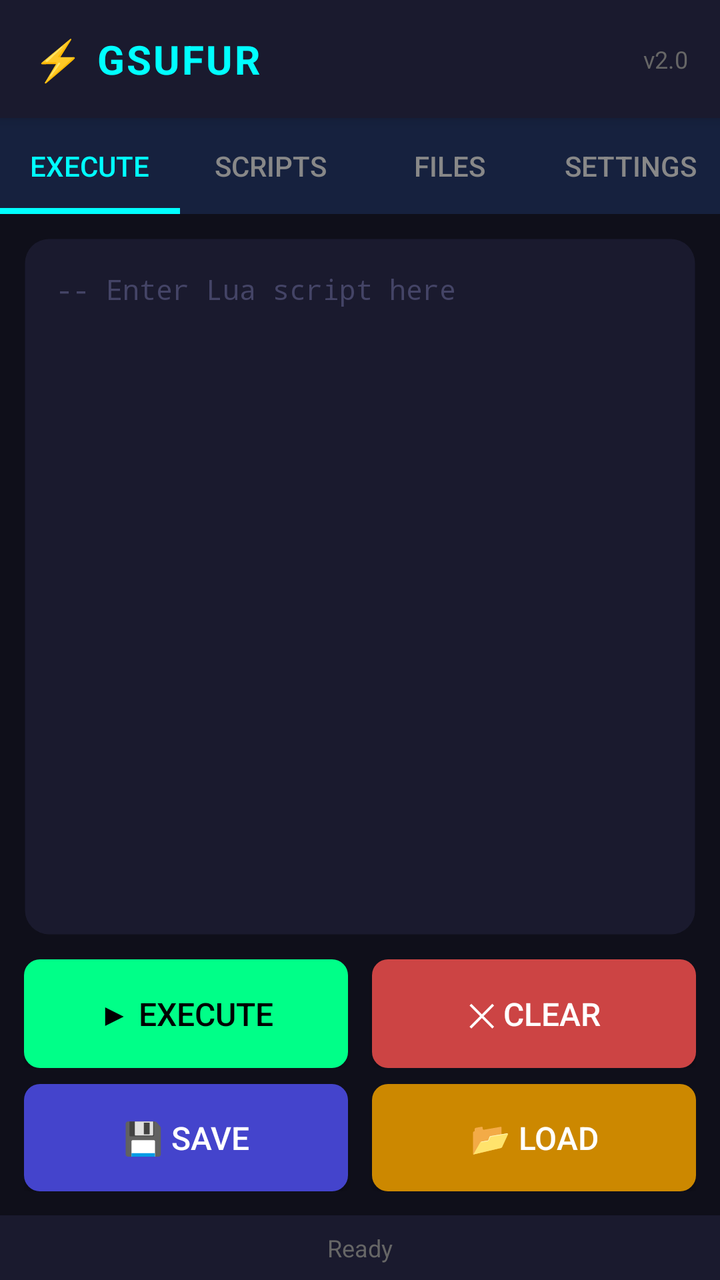
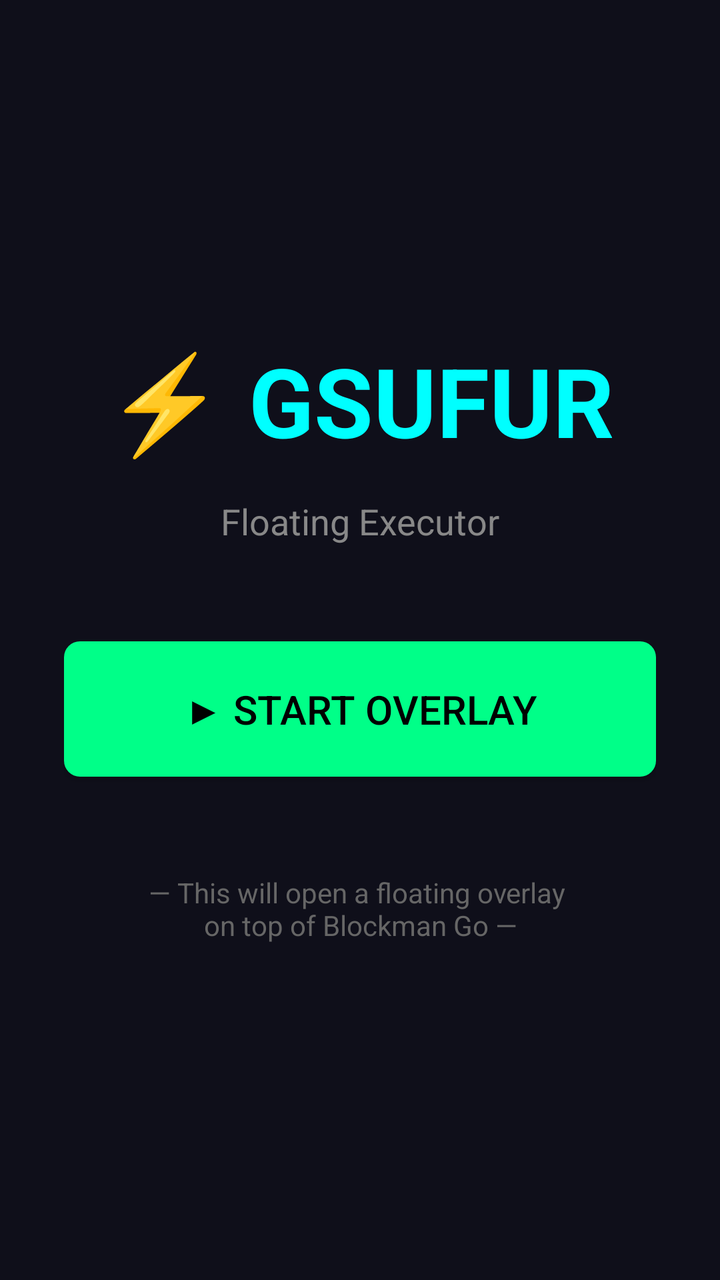

Compare the two renders of this Android layout. The source of the first and the diff that turns it into the second are given below.
<!-- AndroidManifest.xml: application theme Theme.AppCompat.Light.NoActionBar -->
<!-- res/layout/activity_main.xml -->
<?xml version="1.0" encoding="utf-8"?>

<LinearLayout xmlns:android="http://schemas.android.com/apk/res/android"
    xmlns:app="http://schemas.android.com/apk/res-auto"
    android:layout_width="match_parent"
    android:layout_height="match_parent"
    android:orientation="vertical"
    android:background="@drawable/gradient_bg">

    
    <LinearLayout
        android:layout_width="match_parent"
        android:layout_height="wrap_content"
        android:orientation="horizontal"
        android:padding="16dp"
        android:background="#1a1a2e"
        android:elevation="4dp">

        <TextView
            android:layout_width="0dp"
            android:layout_height="wrap_content"
            android:layout_weight="1"
            android:text="⚡ GSUFUR"
            android:textColor="#00ffff"
            android:textSize="20sp"
            android:textStyle="bold"
            android:letterSpacing="0.05"/>

        <TextView
            android:layout_width="wrap_content"
            android:layout_height="wrap_content"
            android:text="v2.0"
            android:textColor="#666666"
            android:textSize="12sp"
            android:layout_gravity="center_vertical"/>
    </LinearLayout>

    
    <com.google.android.material.tabs.TabLayout
        android:id="@+id/tabLayout"
        android:layout_width="match_parent"
        android:layout_height="wrap_content"
        android:background="#16213e"
        app:tabTextColor="#888888"
        app:tabSelectedTextColor="#00ffff"
        app:tabIndicatorColor="#00ffff"
        app:tabIndicatorHeight="3dp"
        app:tabGravity="fill"
        app:tabMode="fixed">

        <com.google.android.material.tabs.TabItem
            android:layout_width="wrap_content"
            android:layout_height="wrap_content"
            android:text="EXECUTE"/>

        <com.google.android.material.tabs.TabItem
            android:layout_width="wrap_content"
            android:layout_height="wrap_content"
            android:text="SCRIPTS"/>

        <com.google.android.material.tabs.TabItem
            android:layout_width="wrap_content"
            android:layout_height="wrap_content"
            android:text="FILES"/>

        <com.google.android.material.tabs.TabItem
            android:layout_width="wrap_content"
            android:layout_height="wrap_content"
            android:text="SETTINGS"/>

    </com.google.android.material.tabs.TabLayout>

    
    <FrameLayout
        android:layout_width="match_parent"
        android:layout_height="0dp"
        android:layout_weight="1"
        android:background="#0f0f1a"
        android:padding="12dp">

        
        <LinearLayout
            android:id="@+id/executeTab"
            android:layout_width="match_parent"
            android:layout_height="match_parent"
            android:orientation="vertical"
            android:visibility="visible">

            <EditText
                android:id="@+id/scriptEditor"
                android:layout_width="match_parent"
                android:layout_height="0dp"
                android:layout_weight="1"
                android:background="@drawable/editor_bg"
                android:textColor="#00ff88"
                android:textSize="14sp"
                android:fontFamily="monospace"
                android:gravity="top|start"
                android:padding="16dp"
                android:hint="-- Enter Lua script here"
                android:textColorHint="#444466"
                android:lineSpacingExtra="4dp"/>

            <LinearLayout
                android:layout_width="match_parent"
                android:layout_height="wrap_content"
                android:orientation="horizontal"
                android:layout_marginTop="12dp">

                <Button
                    android:id="@+id/executeBtn"
                    android:layout_width="0dp"
                    android:layout_height="wrap_content"
                    android:layout_weight="1"
                    android:text="▶ EXECUTE"
                    android:background="@drawable/btn_execute"
                    android:textColor="#000000"
                    android:textSize="16sp"
                    android:padding="16dp"
                    android:layout_marginEnd="6dp"
                    android:elevation="2dp"/>

                <Button
                    android:id="@+id/clearBtn"
                    android:layout_width="0dp"
                    android:layout_height="wrap_content"
                    android:layout_weight="1"
                    android:text="✕ CLEAR"
                    android:background="@drawable/btn_clear"
                    android:textColor="#ffffff"
                    android:textSize="16sp"
                    android:padding="16dp"
                    android:layout_marginStart="6dp"
                    android:elevation="2dp"/>
            </LinearLayout>

            <LinearLayout
                android:layout_width="match_parent"
                android:layout_height="wrap_content"
                android:orientation="horizontal"
                android:layout_marginTop="8dp">

                <Button
                    android:id="@+id/saveBtn"
                    android:layout_width="0dp"
                    android:layout_height="wrap_content"
                    android:layout_weight="1"
                    android:text="💾 SAVE"
                    android:background="@drawable/btn_save"
                    android:textColor="#ffffff"
                    android:textSize="16sp"
                    android:padding="16dp"
                    android:layout_marginEnd="6dp"
                    android:elevation="2dp"/>

                <Button
                    android:id="@+id/loadBtn"
                    android:layout_width="0dp"
                    android:layout_height="wrap_content"
                    android:layout_weight="1"
                    android:text="📂 LOAD"
                    android:background="@drawable/btn_load"
                    android:textColor="#ffffff"
                    android:textSize="16sp"
                    android:padding="16dp"
                    android:layout_marginStart="6dp"
                    android:elevation="2dp"/>
            </LinearLayout>
        </LinearLayout>

        
        <LinearLayout
            android:id="@+id/scriptsTab"
            android:layout_width="match_parent"
            android:layout_height="match_parent"
            android:orientation="vertical"
            android:visibility="gone">

            <TextView
                android:layout_width="match_parent"
                android:layout_height="wrap_content"
                android:text="📜 SAVED SCRIPTS"
                android:textColor="#00ffff"
                android:textSize="16sp"
                android:textStyle="bold"
                android:padding="12dp"
                android:background="#1a1a2e"/>

            <TextView
                android:layout_width="match_parent"
                android:layout_height="match_parent"
                android:text="No scripts saved yet"
                android:textColor="#666666"
                android:gravity="center"
                android:textSize="14sp"/>
        </LinearLayout>

        
        <LinearLayout
            android:id="@+id/filesTab"
            android:layout_width="match_parent"
            android:layout_height="match_parent"
            android:orientation="vertical"
            android:visibility="gone">

            <TextView
                android:layout_width="match_parent"
                android:layout_height="wrap_content"
                android:text="📁 FILE BROWSER"
                android:textColor="#00ffff"
                android:textSize="16sp"
                android:textStyle="bold"
                android:padding="12dp"
                android:background="#1a1a2e"/>

            <TextView
                android:layout_width="match_parent"
                android:layout_height="match_parent"
                android:text="No files found"
                android:textColor="#666666"
                android:gravity="center"
                android:textSize="14sp"/>
        </LinearLayout>

        
        <LinearLayout
            android:id="@+id/settingsTab"
            android:layout_width="match_parent"
            android:layout_height="match_parent"
            android:orientation="vertical"
            android:visibility="gone">

            <TextView
                android:layout_width="match_parent"
                android:layout_height="wrap_content"
                android:text="⚙️ SETTINGS"
                android:textColor="#00ffff"
                android:textSize="16sp"
                android:textStyle="bold"
                android:padding="12dp"
                android:background="#1a1a2e"/>

            <LinearLayout
                android:layout_width="match_parent"
                android:layout_height="wrap_content"
                android:orientation="horizontal"
                android:padding="16dp"
                android:background="#1a1a2e"
                android:layout_marginTop="8dp">

                <TextView
                    android:layout_width="0dp"
                    android:layout_height="wrap_content"
                    android:layout_weight="1"
                    android:text="Dark Theme"
                    android:textColor="#ffffff"
                    android:textSize="14sp"/>

                <androidx.appcompat.widget.SwitchCompat
                    android:id="@+id/themeSwitch"
                    android:layout_width="wrap_content"
                    android:layout_height="wrap_content"
                    android:checked="true"/>
            </LinearLayout>

            <TextView
                android:layout_width="match_parent"
                android:layout_height="wrap_content"
                android:text="Version: 2.0"
                android:textColor="#666666"
                android:padding="16dp"
                android:gravity="center"
                android:layout_marginTop="16dp"/>
        </LinearLayout>

    </FrameLayout>

    
    <LinearLayout
        android:layout_width="match_parent"
        android:layout_height="wrap_content"
        android:background="#1a1a2e"
        android:padding="8dp"
        android:orientation="horizontal">

        <TextView
            android:id="@+id/statusText"
            android:layout_width="match_parent"
            android:layout_height="wrap_content"
            android:text="Ready"
            android:textColor="#666666"
            android:textSize="12sp"
            android:gravity="center"/>
    </LinearLayout>

</LinearLayout>
<!-- resources referenced by this layout -->
<resources>
  <!-- drawable btn_clear (drawable) -->
  ﻿<?xml version="1.0" encoding="utf-8"?>
  <shape xmlns:android="http://schemas.android.com/apk/res/android">
      <solid android:color="#cc4444"/>
      <corners android:radius="8dp"/>
  </shape>
  <!-- drawable btn_execute (drawable) -->
  ﻿<?xml version="1.0" encoding="utf-8"?>
  <shape xmlns:android="http://schemas.android.com/apk/res/android">
      <solid android:color="#00ff88"/>
      <corners android:radius="8dp"/>
  </shape>
  <!-- drawable btn_load (drawable) -->
  ﻿<?xml version="1.0" encoding="utf-8"?>
  <shape xmlns:android="http://schemas.android.com/apk/res/android">
      <solid android:color="#cc8800"/>
      <corners android:radius="8dp"/>
  </shape>
  <!-- drawable btn_save (drawable) -->
  ﻿<?xml version="1.0" encoding="utf-8"?>
  <shape xmlns:android="http://schemas.android.com/apk/res/android">
      <solid android:color="#4444cc"/>
      <corners android:radius="8dp"/>
  </shape>
  <!-- drawable editor_bg (drawable) -->
  ﻿<?xml version="1.0" encoding="utf-8"?>
  <shape xmlns:android="http://schemas.android.com/apk/res/android">
      <solid android:color="#1a1a2e"/>
      <corners android:radius="12dp"/>
      <stroke android:width="1dp" android:color="#00ffff33"/>
  </shape>
  <!-- drawable gradient_bg (drawable) -->
  ﻿<?xml version="1.0" encoding="utf-8"?>
  <shape xmlns:android="http://schemas.android.com/apk/res/android">
      <gradient android:startColor="#0f0f1a" android:endColor="#1a1a2e" android:angle="135"/>
  </shape>
</resources>

<!-- the commit's change to res/layout/activity_main.xml (unified diff, before → after) -->
@@ -1,296 +1,48 @@
 <?xml version="1.0" encoding="utf-8"?>
 
 <LinearLayout xmlns:android="http://schemas.android.com/apk/res/android"
-    xmlns:app="http://schemas.android.com/apk/res-auto"
     android:layout_width="match_parent"
     android:layout_height="match_parent"
     android:orientation="vertical"
-    android:background="@drawable/gradient_bg">
+    android:gravity="center"
+    android:padding="32dp"
+    android:background="#0f0f1a">
 
-    
-    <LinearLayout
+    <TextView
+        android:layout_width="wrap_content"
+        android:layout_height="wrap_content"
+        android:text="⚡ GSUFUR"
+        android:textColor="#00ffff"
+        android:textSize="48sp"
+        android:textStyle="bold"
+        android:layout_marginBottom="16dp"/>
+
+    <TextView
+        android:layout_width="wrap_content"
+        android:layout_height="wrap_content"
+        android:text="Floating Executor"
+        android:textColor="#888888"
+        android:textSize="18sp"
+        android:layout_marginBottom="48dp"/>
+
+    <Button
+        android:id="@+id/startOverlayBtn"
         android:layout_width="match_parent"
         android:layout_height="wrap_content"
-        android:orientation="horizontal"
-        android:padding="16dp"
-        android:background="#1a1a2e"
-        android:elevation="4dp">
+        android:text="▶ START OVERLAY"
+        android:background="@drawable/btn_execute"
+        android:textColor="#000000"
+        android:textSize="20sp"
+        android:padding="20dp"
+        android:elevation="4dp"/>
 
-        <TextView
-            android:layout_width="0dp"
-            android:layout_height="wrap_content"
-            android:layout_weight="1"
-            android:text="⚡ GSUFUR"
-            android:textColor="#00ffff"
-            android:textSize="20sp"
-            android:textStyle="bold"
-            android:letterSpacing="0.05"/>
-
-        <TextView
-            android:layout_width="wrap_content"
-            android:layout_height="wrap_content"
-            android:text="v2.0"
-            android:textColor="#666666"
-            android:textSize="12sp"
-            android:layout_gravity="center_vertical"/>
-    </LinearLayout>
-
-    
-    <com.google.android.material.tabs.TabLayout
-        android:id="@+id/tabLayout"
+    <TextView
         android:layout_width="match_parent"
         android:layout_height="wrap_content"
-        android:background="#16213e"
-        app:tabTextColor="#888888"
-        app:tabSelectedTextColor="#00ffff"
-        app:tabIndicatorColor="#00ffff"
-        app:tabIndicatorHeight="3dp"
-        app:tabGravity="fill"
-        app:tabMode="fixed">
-
-        <com.google.android.material.tabs.TabItem
-            android:layout_width="wrap_content"
-            android:layout_height="wrap_content"
-            android:text="EXECUTE"/>
-
-        <com.google.android.material.tabs.TabItem
-            android:layout_width="wrap_content"
-            android:layout_height="wrap_content"
-            android:text="SCRIPTS"/>
-
-        <com.google.android.material.tabs.TabItem
-            android:layout_width="wrap_content"
-            android:layout_height="wrap_content"
-            android:text="FILES"/>
-
-        <com.google.android.material.tabs.TabItem
-            android:layout_width="wrap_content"
-            android:layout_height="wrap_content"
-            android:text="SETTINGS"/>
-
-    </com.google.android.material.tabs.TabLayout>
-
-    
-    <FrameLayout
-        android:layout_width="match_parent"
-        android:layout_height="0dp"
-        android:layout_weight="1"
-        android:background="#0f0f1a"
-        android:padding="12dp">
-
-        
-        <LinearLayout
-            android:id="@+id/executeTab"
-            android:layout_width="match_parent"
-            android:layout_height="match_parent"
-            android:orientation="vertical"
-            android:visibility="visible">
-
-            <EditText
-                android:id="@+id/scriptEditor"
-                android:layout_width="match_parent"
-                android:layout_height="0dp"
-                android:layout_weight="1"
-                android:background="@drawable/editor_bg"
-                android:textColor="#00ff88"
-                android:textSize="14sp"
-                android:fontFamily="monospace"
-                android:gravity="top|start"
-                android:padding="16dp"
-                android:hint="-- Enter Lua script here"
-                android:textColorHint="#444466"
-                android:lineSpacingExtra="4dp"/>
-
-            <LinearLayout
-                android:layout_width="match_parent"
-                android:layout_height="wrap_content"
-                android:orientation="horizontal"
-                android:layout_marginTop="12dp">
-
-                <Button
-                    android:id="@+id/executeBtn"
-                    android:layout_width="0dp"
-                    android:layout_height="wrap_content"
-                    android:layout_weight="1"
-                    android:text="▶ EXECUTE"
-                    android:background="@drawable/btn_execute"
-                    android:textColor="#000000"
-                    android:textSize="16sp"
-                    android:padding="16dp"
-                    android:layout_marginEnd="6dp"
-                    android:elevation="2dp"/>
-
-                <Button
-                    android:id="@+id/clearBtn"
-                    android:layout_width="0dp"
-                    android:layout_height="wrap_content"
-                    android:layout_weight="1"
-                    android:text="✕ CLEAR"
-                    android:background="@drawable/btn_clear"
-                    android:textColor="#ffffff"
-                    android:textSize="16sp"
-                    android:padding="16dp"
-                    android:layout_marginStart="6dp"
-                    android:elevation="2dp"/>
-            </LinearLayout>
-
-            <LinearLayout
-                android:layout_width="match_parent"
-                android:layout_height="wrap_content"
-                android:orientation="horizontal"
-                android:layout_marginTop="8dp">
-
-                <Button
-                    android:id="@+id/saveBtn"
-                    android:layout_width="0dp"
-                    android:layout_height="wrap_content"
-                    android:layout_weight="1"
-                    android:text="💾 SAVE"
-                    android:background="@drawable/btn_save"
-                    android:textColor="#ffffff"
-                    android:textSize="16sp"
-                    android:padding="16dp"
-                    android:layout_marginEnd="6dp"
-                    android:elevation="2dp"/>
-
-                <Button
-                    android:id="@+id/loadBtn"
-                    android:layout_width="0dp"
-                    android:layout_height="wrap_content"
-                    android:layout_weight="1"
-                    android:text="📂 LOAD"
-                    android:background="@drawable/btn_load"
-                    android:textColor="#ffffff"
-                    android:textSize="16sp"
-                    android:padding="16dp"
-                    android:layout_marginStart="6dp"
-                    android:elevation="2dp"/>
-            </LinearLayout>
-        </LinearLayout>
-
-        
-        <LinearLayout
-            android:id="@+id/scriptsTab"
-            android:layout_width="match_parent"
-            android:layout_height="match_parent"
-            android:orientation="vertical"
-            android:visibility="gone">
-
-            <TextView
-                android:layout_width="match_parent"
-                android:layout_height="wrap_content"
-                android:text="📜 SAVED SCRIPTS"
-                android:textColor="#00ffff"
-                android:textSize="16sp"
-                android:textStyle="bold"
-                android:padding="12dp"
-                android:background="#1a1a2e"/>
-
-            <TextView
-                android:layout_width="match_parent"
-                android:layout_height="match_parent"
-                android:text="No scripts saved yet"
-                android:textColor="#666666"
-                android:gravity="center"
-                android:textSize="14sp"/>
-        </LinearLayout>
-
-        
-        <LinearLayout
-            android:id="@+id/filesTab"
-            android:layout_width="match_parent"
-            android:layout_height="match_parent"
-            android:orientation="vertical"
-            android:visibility="gone">
-
-            <TextView
-                android:layout_width="match_parent"
-                android:layout_height="wrap_content"
-                android:text="📁 FILE BROWSER"
-                android:textColor="#00ffff"
-                android:textSize="16sp"
-                android:textStyle="bold"
-                android:padding="12dp"
-                android:background="#1a1a2e"/>
-
-            <TextView
-                android:layout_width="match_parent"
-                android:layout_height="match_parent"
-                android:text="No files found"
-                android:textColor="#666666"
-                android:gravity="center"
-                android:textSize="14sp"/>
-        </LinearLayout>
-
-        
-        <LinearLayout
-            android:id="@+id/settingsTab"
-            android:layout_width="match_parent"
-            android:layout_height="match_parent"
-            android:orientation="vertical"
-            android:visibility="gone">
-
-            <TextView
-                android:layout_width="match_parent"
-                android:layout_height="wrap_content"
-                android:text="⚙️ SETTINGS"
-                android:textColor="#00ffff"
-                android:textSize="16sp"
-                android:textStyle="bold"
-                android:padding="12dp"
-                android:background="#1a1a2e"/>
-
-            <LinearLayout
-                android:layout_width="match_parent"
-                android:layout_height="wrap_content"
-                android:orientation="horizontal"
-                android:padding="16dp"
-                android:background="#1a1a2e"
-                android:layout_marginTop="8dp">
-
-                <TextView
-                    android:layout_width="0dp"
-                    android:layout_height="wrap_content"
-                    android:layout_weight="1"
-                    android:text="Dark Theme"
-                    android:textColor="#ffffff"
-                    android:textSize="14sp"/>
-
-                <androidx.appcompat.widget.SwitchCompat
-                    android:id="@+id/themeSwitch"
-                    android:layout_width="wrap_content"
-                    android:layout_height="wrap_content"
-                    android:checked="true"/>
-            </LinearLayout>
-
-            <TextView
-                android:layout_width="match_parent"
-                android:layout_height="wrap_content"
-                android:text="Version: 2.0"
-                android:textColor="#666666"
-                android:padding="16dp"
-                android:gravity="center"
-                android:layout_marginTop="16dp"/>
-        </LinearLayout>
-
-    </FrameLayout>
-
-    
-    <LinearLayout
-        android:layout_width="match_parent"
-        android:layout_height="wrap_content"
-        android:background="#1a1a2e"
-        android:padding="8dp"
-        android:orientation="horizontal">
-
-        <TextView
-            android:id="@+id/statusText"
-            android:layout_width="match_parent"
-            android:layout_height="wrap_content"
-            android:text="Ready"
-            android:textColor="#666666"
-            android:textSize="12sp"
-            android:gravity="center"/>
-    </LinearLayout>
+        android:text="\n— This will open a floating overlay \non top of Blockman Go —"
+        android:textColor="#666666"
+        android:textSize="14sp"
+        android:gravity="center"
+        android:layout_marginTop="32dp"/>
 
 </LinearLayout>
<!-- resource entries referenced after the edit -->
@@ -1,40 +1,10 @@
 <!-- resources referenced by this layout -->
 <resources>
-  <!-- drawable btn_clear (drawable) -->
-  ﻿<?xml version="1.0" encoding="utf-8"?>
-  <shape xmlns:android="http://schemas.android.com/apk/res/android">
-      <solid android:color="#cc4444"/>
-      <corners android:radius="8dp"/>
-  </shape>
   <!-- drawable btn_execute (drawable) -->
   ﻿<?xml version="1.0" encoding="utf-8"?>
   <shape xmlns:android="http://schemas.android.com/apk/res/android">
       <solid android:color="#00ff88"/>
       <corners android:radius="8dp"/>
   </shape>
-  <!-- drawable btn_load (drawable) -->
-  ﻿<?xml version="1.0" encoding="utf-8"?>
-  <shape xmlns:android="http://schemas.android.com/apk/res/android">
-      <solid android:color="#cc8800"/>
-      <corners android:radius="8dp"/>
-  </shape>
-  <!-- drawable btn_save (drawable) -->
-  ﻿<?xml version="1.0" encoding="utf-8"?>
-  <shape xmlns:android="http://schemas.android.com/apk/res/android">
-      <solid android:color="#4444cc"/>
-      <corners android:radius="8dp"/>
-  </shape>
-  <!-- drawable editor_bg (drawable) -->
-  ﻿<?xml version="1.0" encoding="utf-8"?>
-  <shape xmlns:android="http://schemas.android.com/apk/res/android">
-      <solid android:color="#1a1a2e"/>
-      <corners android:radius="12dp"/>
-      <stroke android:width="1dp" android:color="#00ffff33"/>
-  </shape>
-  <!-- drawable gradient_bg (drawable) -->
-  ﻿<?xml version="1.0" encoding="utf-8"?>
-  <shape xmlns:android="http://schemas.android.com/apk/res/android">
-      <gradient android:startColor="#0f0f1a" android:endColor="#1a1a2e" android:angle="135"/>
-  </shape>
 </resources>
 
